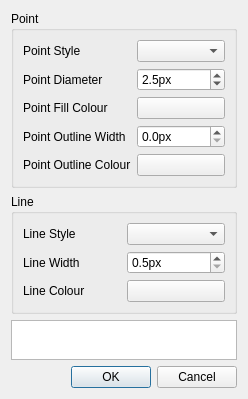
The window that src/python/lcmplot/plotdialog.ui (USYD-RowBot/acfr-lcm) describes before a commit, drawn with Qt 5.
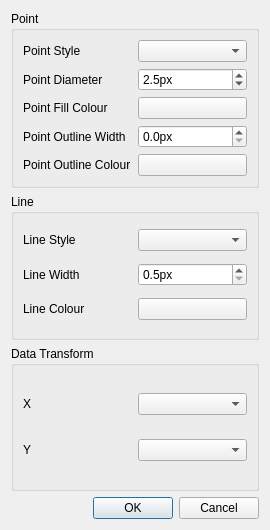
The same window after the commit.

Commit message:
Add basic data filter to lcmdataplot.
Need to check this doesn't interfere with saving configuration!

Diff of the .ui file:
```diff
--- a/src/python/lcmplot/plotdialog.ui
+++ b/src/python/lcmplot/plotdialog.ui
@@ -6,8 +6,8 @@
    <rect>
     <x>0</x>
     <y>0</y>
-    <width>248</width>
-    <height>395</height>
+    <width>270</width>
+    <height>530</height>
    </rect>
   </property>
   <property name="sizePolicy">
@@ -174,34 +174,32 @@
     </widget>
    </item>
    <item>
-    <widget class="QGraphicsView" name="graphicsView">
-     <property name="sizePolicy">
-      <sizepolicy hsizetype="Expanding" vsizetype="Minimum">
-       <horstretch>0</horstretch>
-       <verstretch>0</verstretch>
-      </sizepolicy>
+    <widget class="QGroupBox" name="transform_group">
+     <property name="title">
+      <string>Data Transform</string>
      </property>
-     <property name="minimumSize">
-      <size>
-       <width>0</width>
-       <height>40</height>
-      </size>
-     </property>
-     <property name="maximumSize">
-      <size>
-       <width>16777215</width>
-       <height>40</height>
-      </size>
-     </property>
-     <property name="verticalScrollBarPolicy">
-      <enum>Qt::ScrollBarAlwaysOff</enum>
-     </property>
-     <property name="horizontalScrollBarPolicy">
-      <enum>Qt::ScrollBarAlwaysOff</enum>
-     </property>
-     <property name="interactive">
-      <bool>false</bool>
-     </property>
+     <layout class="QGridLayout" name="gridLayout_3">
+      <item row="0" column="0">
+       <widget class="QLabel" name="label_9">
+        <property name="text">
+         <string>X</string>
+        </property>
+       </widget>
+      </item>
+      <item row="0" column="1">
+       <widget class="QComboBox" name="xtransform"/>
+      </item>
+      <item row="1" column="1">
+       <widget class="QComboBox" name="ytransform"/>
+      </item>
+      <item row="1" column="0">
+       <widget class="QLabel" name="label_10">
+        <property name="text">
+         <string>Y</string>
+        </property>
+       </widget>
+      </item>
+     </layout>
     </widget>
    </item>
    <item>
```
The commit also changes 4 other files.
